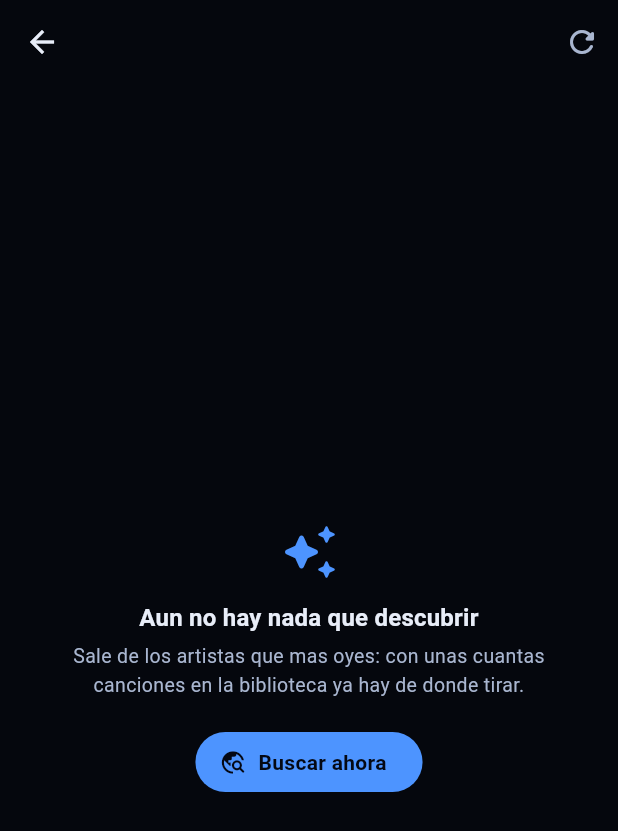
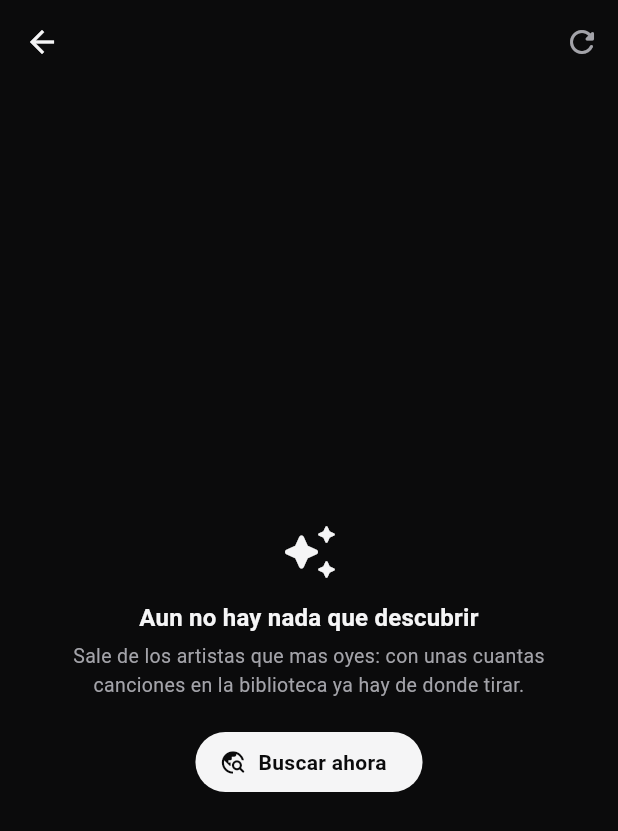
Before and after one commit to Ruben716/descargar-mp3-o-mp4, a Flutter app: the PantallaDescubre screen opened directly, on a phone screen of 412 x 824 dp. Shown: the top 831 px of the screen. Run offline on Flutter 3.47's test engine with Material 3 defaults, Android fonts, the phone set to English and light mode, and no system bars; our stand-ins replace just_audio, just_audio_background, shared_preferences, sqflite, video_player; missing offline and left inert: google_mlkit_translation; accounts and stored records are empty; network calls fail; statements that could not run were skipped; project files that could hold a hidden picture were left out.

Commit message:
Tema Onix: negro y blanco, el color lo ponen las portadas
- tema.dart: grises neutros, acento blanco roto, dorado champan solo para
  el sello de calidad; sin degradados ni brillos azules en los botones.
- Lo que suena se marca con un icono, no con color, y los interruptores
  usan el pulgar oscuro de serie (blanco sobre blanco no se veria).
- Gris tenue, pista y rojo ajustados para el contraste minimo en todas
  las superficies; la prueba del esquema comprueba que es neutro.
- CLAUDE.md: Descubre, portada grande y el tema.

Co-Authored-By: Claude Opus 5.5 <noreply@anthropic.com>
Claude-Session: https://claude.ai/code/session_01HgAzPqzMyDgbtuBYhjZEkH

```diff
--- a/movil/lib/hoja_ajustes.dart
+++ b/movil/lib/hoja_ajustes.dart
@@ -185,7 +185,6 @@ class _HojaAjustesState extends State<HojaAjustes> {
           title: const Text('Caratula oficial'),
           subtitle: const Text('La del disco en vez del fotograma del video'),
           contentPadding: EdgeInsets.zero,
-          activeThumbColor: Tema.acento,
         ),
         SwitchListTile(
           value: _a.porCapitulos,
@@ -193,7 +192,6 @@ class _HojaAjustesState extends State<HojaAjustes> {
           title: const Text('Una pista por capitulo'),
           subtitle: const Text('Un album o un mix entero sale cancion a cancion, si trae capitulos'),
           contentPadding: EdgeInsets.zero,
-          activeThumbColor: Tema.acento,
         ),
       ];
 
@@ -214,7 +212,6 @@ class _HojaAjustesState extends State<HojaAjustes> {
                 'no se puede: elige MP3, FLAC o WAV, o usa Volumen parejo en Ajustes',
       ),
       contentPadding: EdgeInsets.zero,
-      activeThumbColor: Tema.acento,
     );
   }
 
@@ -241,7 +238,6 @@ class _HojaAjustesState extends State<HojaAjustes> {
           title: const Text('Quitar patrocinios'),
           subtitle: const Text('Recorta los segmentos marcados en SponsorBlock'),
           contentPadding: EdgeInsets.zero,
-          activeThumbColor: Tema.acento,
         ),
       ];
 }
--- a/movil/lib/hoja_ecualizador.dart
+++ b/movil/lib/hoja_ecualizador.dart
@@ -108,7 +108,7 @@ class _ParaQueSalida extends StatelessWidget {
           padding: const EdgeInsets.only(top: 2, bottom: 4),
           child: Row(
             children: <Widget>[
-              Icon(icono, size: 18, color: Tema.acentoHielo),
+              Icon(icono, size: 18, color: Tema.acentoClaro),
               const SizedBox(width: 8),
               Expanded(
                 child: Text(
--- a/movil/lib/pantalla_anime.dart
+++ b/movil/lib/pantalla_anime.dart
@@ -77,7 +77,7 @@ class _PantallaAnimeState extends State<PantallaAnime> {
                       gradient: LinearGradient(
                         begin: Alignment.topCenter,
                         end: Alignment.bottomCenter,
-                        colors: <Color>[Color(0x66040814), Color(0x00040814), Tema.fondo],
+                        colors: <Color>[Color(0x660B0B0C), Color(0x000B0B0C), Tema.fondo],
                         stops: <double>[0, 0.45, 1],
                       ),
                     ),
--- a/movil/lib/pantalla_biblioteca.dart
+++ b/movil/lib/pantalla_biblioteca.dart
@@ -738,7 +738,7 @@ class _FilaLista extends StatelessWidget {
                       gradient: Tema.degradado,
                       borderRadius: BorderRadius.circular(14),
                     ),
-                    child: const Icon(Icons.queue_music_rounded, color: Color(0x73040814)),
+                    child: const Icon(Icons.queue_music_rounded, color: Color(0x730B0B0C)),
                   )
                 else
                   PortadaLocal(elemento: pistas.first, lado: 52, radio: 14),
--- a/movil/lib/pantalla_descarga.dart
+++ b/movil/lib/pantalla_descarga.dart
@@ -1442,7 +1442,7 @@ class _Vacio extends StatelessWidget {
                 onPressed: () => irADestino(context, categoriaSinPerdida),
               ),
               ActionChip(
-                avatar: const Icon(Icons.explore_rounded, size: 18, color: Tema.acentoHielo),
+                avatar: const Icon(Icons.explore_rounded, size: 18, color: Tema.acentoClaro),
                 label: const Text('Explorar todo'),
                 onPressed: () => Navigator.of(context).push(
                   MaterialPageRoute<void>(builder: (_) => const PantallaExplorar()),
--- a/movil/lib/pantalla_inicio.dart
+++ b/movil/lib/pantalla_inicio.dart
@@ -420,7 +420,7 @@ class PantallaInicioState extends State<PantallaInicio> {
               gradient: Tema.degradado,
               borderRadius: BorderRadius.circular(28),
             ),
-            child: const Icon(Icons.music_note_rounded, size: 46, color: Color(0x73040814)),
+            child: const Icon(Icons.music_note_rounded, size: 46, color: Color(0x730B0B0C)),
           ),
           const SizedBox(height: 22),
           Text(
--- a/movil/lib/pantalla_pidele.dart
+++ b/movil/lib/pantalla_pidele.dart
@@ -184,7 +184,7 @@ class _PantallaPideleState extends State<PantallaPidele> {
             onSubmitted: _pedir,
             decoration: InputDecoration(
               hintText: 'Que quieres oir?',
-              prefixIcon: const Icon(Icons.auto_awesome_rounded, color: Tema.acentoHielo),
+              prefixIcon: const Icon(Icons.auto_awesome_rounded, color: Tema.acentoClaro),
               suffixIcon: IconButton(
                 tooltip: 'Pedir',
                 icon: const Icon(Icons.arrow_forward_rounded),
--- a/movil/lib/pantalla_previa.dart
+++ b/movil/lib/pantalla_previa.dart
@@ -314,7 +314,7 @@ class _PantallaPreviaState extends State<PantallaPrevia> {
             child: _cargando
                 ? const Padding(
                     padding: EdgeInsets.all(22),
-                    child: CircularProgressIndicator(strokeWidth: 3, color: Color(0x99040814)),
+                    child: CircularProgressIndicator(strokeWidth: 3, color: Color(0x990B0B0C)),
                   )
                 : Icon(
                     sonando ? Icons.pause_rounded : Icons.play_arrow_rounded,
--- a/movil/lib/pantalla_radio.dart
+++ b/movil/lib/pantalla_radio.dart
@@ -281,7 +281,7 @@ class LogoEmisora extends StatelessWidget {
       width: lado,
       height: lado,
       decoration: BoxDecoration(gradient: Tema.degradado, borderRadius: BorderRadius.circular(lado / 4)),
-      child: Icon(Icons.radio_rounded, color: const Color(0x73040814), size: lado / 2),
+      child: Icon(Icons.radio_rounded, color: const Color(0x730B0B0C), size: lado / 2),
     );
     if (!emisora.logo.startsWith('http')) return reserva;
     return ClipRRect(
--- a/movil/lib/reproductor.dart
+++ b/movil/lib/reproductor.dart
@@ -690,7 +690,7 @@ class _MezclaDj extends StatelessWidget {
                         fontSize: 72,
                         fontWeight: FontWeight.w800,
                         color: Colors.white,
-                        shadows: <Shadow>[Shadow(color: Tema.acentoHielo, blurRadius: 28)],
+                        shadows: <Shadow>[Shadow(color: Tema.acentoClaro, blurRadius: 28)],
                       ),
                     ),
                   ),
--- a/movil/lib/secciones_inicio.dart
+++ b/movil/lib/secciones_inicio.dart
@@ -195,7 +195,7 @@ class CuadroIcono extends StatelessWidget {
       width: lado,
       height: lado,
       decoration: BoxDecoration(gradient: Tema.degradado, borderRadius: BorderRadius.circular(radio)),
-      child: Icon(icono, color: const Color(0x73040814), size: lado * 0.32),
+      child: Icon(icono, color: const Color(0x730B0B0C), size: lado * 0.32),
     );
   }
 }
@@ -255,8 +255,8 @@ extension AspectoMix on ClaseMix {
 
   Color get color => switch (this) {
         ClaseMix.diario || ClaseMix.repeticion || ClaseMix.concentrarte => Tema.acento,
-        ClaseMix.redescubre || ClaseMix.moverse || ClaseMix.sesionDj => Tema.acentoHielo,
-        ClaseMix.sinEscuchar || ClaseMix.artista || ClaseMix.tranqui => Tema.azulProfundo,
+        ClaseMix.redescubre || ClaseMix.moverse || ClaseMix.sesionDj => Tema.acentoClaro,
+        ClaseMix.sinEscuchar || ClaseMix.artista || ClaseMix.tranqui => Tema.acentoGris,
       };
 }
 
--- a/movil/lib/tema.dart
+++ b/movil/lib/tema.dart
@@ -1,10 +1,11 @@
 import 'package:flutter/material.dart';
 
-/// Identidad visual de la app: azul electrico sobre negro azulado.
+/// Identidad visual de la app: «Onix», negro y blanco.
 ///
-/// Sigue las ideas de Material 3 Expressive: fondo casi negro para que la
-/// caratula mande, un acento vibrante, formas muy redondeadas y tipografia
-/// con contraste fuerte entre titulo y apoyo. Todos los colores de la app
+/// El color lo ponen las portadas, como en Apple Music o Tidal: la app no
+/// compite con la musica. Un solo acento (el blanco), sin degradados ni
+/// brillos de color, y el dorado suave solo para el sello de calidad. Formas
+/// muy redondeadas y tipografia con contraste fuerte entre titulo y apoyo. Todos los colores de la app
 /// salen de aqui: repetir un hex en cada pantalla es como acabo habiendo tres
 /// rojos distintos para lo mismo.
 class Tema {
@@ -12,78 +13,69 @@ class Tema {
 
   // Superficies: cuanto mas alta, mas clara, como hace Spotify. Asi la
   // profundidad se lee sin sombras grises, que sobre un fondo casi negro solo
-  // ensucian. Todas llevan un poco de azul para que el negro no quede muerto.
-  static const Color fondo = Color(0xFF05070D);
-  static const Color superficie = Color(0xFF0C1322);
-  static const Color superficieAlta = Color(0xFF152036);
-  static const Color superficieMaxima = Color(0xFF1F2C48);
+  // ensucian. Grises neutros, sin tinte: el color es cosa de las portadas.
+  static const Color fondo = Color(0xFF0B0B0C);
+  static const Color superficie = Color(0xFF18181A);
+  static const Color superficieAlta = Color(0xFF232326);
+  static const Color superficieMaxima = Color(0xFF2E2E32);
 
   /// Filetes de 1 px, divisores y la pista apagada del deslizador.
-  static const Color contorno = Color(0xFF2A3A5E);
+  static const Color contorno = Color(0xFF34343A);
 
   /// Pista apagada de deslizadores y barras de progreso. El contorno no
-  /// llegaba al 3:1 que piden los componentes; este da 4,7:1 o mas.
-  static const Color pista = Color(0xFF6B7A9A);
+  /// llegaba al 3:1 que piden los componentes; este da 3,3:1 o mas.
+  static const Color pista = Color(0xFF7E7E85);
 
-  /// El azul de texto e iconos activos.
-  ///
-  /// No es el azul profundo del logo: un azul muy saturado «vibra» sobre negro
-  /// y se queda corto de contraste. Este da AA (4,5:1) en las cuatro
-  /// superficies, incluso en la mas clara.
-  static const Color acento = Color(0xFF4D94FF);
+  /// El acento: blanco roto, para texto e iconos activos y los botones.
+  static const Color acento = Color(0xFFF5F5F6);
 
-  /// Cian hielo: el arranque del degradado de marca y el color de «Me gusta».
-  static const Color acentoHielo = Color(0xFF45C8FF);
+  /// Gris claro: el segundo plano de los iconos de las fichas y los mixes.
+  static const Color acentoClaro = Color(0xFFC9C9CF);
 
-  /// El final del degradado de los botones.
-  static const Color azulProfundo = Color(0xFF3A7BFF);
+  /// Gris medio, para alternar con [acentoClaro] en fichas y mixes.
+  static const Color acentoGris = Color(0xFF8E8E95);
 
-  /// Texto e iconos encima del acento, del degradado, del oro y del rojo.
-  ///
-  /// El blanco sobre el acento o sobre el rojo se queda en 3:1, que no se lee
-  /// bien al sol; esta tinta da 5:1 o mas en todos. Es tambien la del logo.
-  static const Color tinta = Color(0xFF040814);
+  /// Texto e iconos encima del acento, de los grises, del oro y del rojo.
+  static const Color tinta = Color(0xFF0B0B0C);
 
-  static const Color texto = Color(0xFFE8EDF8);
-  static const Color textoSecundario = Color(0xFFA9B6D0);
+  static const Color texto = Color(0xFFF5F5F6);
+  static const Color textoSecundario = Color(0xFFA3A3A9);
 
   /// Para el texto pequenio de apoyo, en lugar de [Colors.white38].
   ///
   /// El blanco al 38 % da 3,5:1 sobre estos fondos y no llega al minimo para
-  /// texto; este gris azulado da 4,6:1 o mas en todas las superficies.
-  static const Color textoTenue = Color(0xFF8896B3);
+  /// texto; este gris da 4,7:1 o mas en todas las superficies.
+  static const Color textoTenue = Color(0xFF98989F);
 
   // Estados. Van aqui y no repetidos por pantallas para que «borrar» sea el
   // mismo rojo en toda la app.
   static const Color exito = Color(0xFF57D9A3);
-  static const Color peligro = Color(0xFFFF5D5D);
+  static const Color peligro = Color(0xFFFF6666);
   static const Color peligroFondo = Color(0xFF4A1717);
 
-  /// Solo para HI-RES, SIN PERDIDA y puntuaciones: es el complementario del
-  /// azul y se reconoce como sello de calidad, como el amarillo de Tidal.
-  static const Color oro = Color(0xFFFFC857);
-  static const Color meGusta = acentoHielo;
+  /// Solo para HI-RES, SIN PERDIDA y puntuaciones: un dorado champan, suave,
+  /// que se reconoce como sello de calidad sin gritar sobre el negro.
+  static const Color oro = Color(0xFFD9C38F);
+  static const Color meGusta = acento;
 
   /// Las dos primeras paradas del velo sobre una portada difuminada.
-  static const Color veloSuave = Color(0xCC05070D);
-  static const Color veloDenso = Color(0xF205070D);
+  static const Color veloSuave = Color(0xCC0B0B0C);
+  static const Color veloDenso = Color(0xF20B0B0C);
 
-  /// Degradado de marca, usado en botones y cabeceras.
+  /// El relleno de los botones principales. Plano a proposito: el degradado
+  /// de color en cada boton era lo que hacia ver la app recargada.
   static const LinearGradient degradado = LinearGradient(
-    colors: <Color>[acentoHielo, azulProfundo],
+    colors: <Color>[acento, acento],
     begin: Alignment.topLeft,
     end: Alignment.bottomRight,
   );
 
-  /// Destello azul arriba a la izquierda, detras de las cabeceras.
-  ///
-  /// Es lo que hace YouTube Music en su Inicio: un poco de color de marca que
-  /// se funde con el negro y da profundidad sin tapar nada. Va tan suave que
-  /// el texto de encima sigue por encima de 14:1.
+  /// Un velo blanquecino apenas visible arriba a la izquierda, detras de las
+  /// cabeceras: da algo de profundidad sin poner color.
   static const RadialGradient resplandor = RadialGradient(
     center: Alignment(-0.6, -1.1),
     radius: 1.2,
-    colors: <Color>[Color(0x244D94FF), Color(0x004D94FF)],
+    colors: <Color>[Color(0x0DFFFFFF), Color(0x00FFFFFF)],
   );
 
   /// Antetitulos como «SONANDO AHORA»: pequenios, en mayusculas y espaciados.
@@ -96,31 +88,30 @@ class Tema {
 
   /// El esquema de color completo, fijado rol a rol.
   ///
-  /// `fromSeed` por si solo no basta: su variante gira el tono del terciario y,
-  /// con una semilla azul, el terciario y sus contenedores salen rosa lila.
-  /// Fijados aqui, todos los roles quedan en azul o cian salvo el rojo del
-  /// error. Tambien hay que fijar `onPrimary`: el que sale de la semilla se
-  /// queda en 4:1 sobre el acento y los botones rellenos lo usan para el texto.
+  /// `fromSeed` por si solo no basta: con una semilla blanca saca tonos al
+  /// azar en el terciario y sus contenedores. Fijados aqui, todos los roles
+  /// quedan en grises salvo el rojo del error. Tambien hay que fijar
+  /// `onPrimary`: los botones rellenos lo usan para el texto sobre el blanco.
   static final ColorScheme esquema = ColorScheme.fromSeed(
     seedColor: acento,
     brightness: Brightness.dark,
   ).copyWith(
     primary: acento,
     onPrimary: tinta,
-    primaryContainer: const Color(0xFF123A80),
-    onPrimaryContainer: const Color(0xFFD6E4FF),
-    secondary: acentoHielo,
+    primaryContainer: const Color(0xFF3A3A40),
+    onPrimaryContainer: texto,
+    secondary: acentoClaro,
     onSecondary: tinta,
-    secondaryContainer: const Color(0xFF173463),
-    onSecondaryContainer: const Color(0xFFD6E4FF),
-    tertiary: acentoHielo,
+    secondaryContainer: const Color(0xFF3A3A40),
+    onSecondaryContainer: texto,
+    tertiary: acentoClaro,
     onTertiary: tinta,
-    tertiaryContainer: const Color(0xFF0E3A52),
-    onTertiaryContainer: const Color(0xFFCDEFFF),
-    tertiaryFixed: const Color(0xFFCDEFFF),
-    tertiaryFixedDim: acentoHielo,
-    onTertiaryFixed: const Color(0xFF001E2C),
-    onTertiaryFixedVariant: const Color(0xFF0E3A52),
+    tertiaryContainer: const Color(0xFF2E2E32),
+    onTertiaryContainer: texto,
+    tertiaryFixed: const Color(0xFFE4E4E7),
+    tertiaryFixedDim: acentoClaro,
+    onTertiaryFixed: tinta,
+    onTertiaryFixedVariant: const Color(0xFF2E2E32),
     error: peligro,
     onError: tinta,
     errorContainer: peligroFondo,
@@ -129,18 +120,28 @@ class Tema {
     onSurface: texto,
     onSurfaceVariant: textoSecundario,
     surfaceDim: fondo,
-    surfaceBright: const Color(0xFF26324F),
-    surfaceContainerLowest: const Color(0xFF020308),
-    surfaceContainerLow: const Color(0xFF090E19),
+    surfaceBright: const Color(0xFF38383D),
+    surfaceContainerLowest: const Color(0xFF050506),
+    surfaceContainerLow: const Color(0xFF121214),
     surfaceContainer: superficie,
     surfaceContainerHigh: superficieAlta,
     surfaceContainerHighest: superficieMaxima,
     outline: pista,
     outlineVariant: contorno,
-    inverseSurface: const Color(0xFFE3EAF8),
+    inverseSurface: const Color(0xFFE9E9EC),
     onInverseSurface: superficie,
-    inversePrimary: const Color(0xFF1F5FD6),
-    surfaceTint: acento,
+    inversePrimary: const Color(0xFF3A3A40),
+    // Sin tinte de elevacion: un blanco sobre cada tarjeta elevada la volveria gris lavado.
+    surfaceTint: Colors.transparent,
+    // Los «fijos» tambien: si no, salen del blanco de la semilla con un tinte.
+    primaryFixed: const Color(0xFFE4E4E7),
+    primaryFixedDim: acentoClaro,
+    onPrimaryFixed: tinta,
+    onPrimaryFixedVariant: const Color(0xFF2E2E32),
+    secondaryFixed: const Color(0xFFE4E4E7),
+    secondaryFixedDim: acentoClaro,
+    onSecondaryFixed: tinta,
+    onSecondaryFixedVariant: const Color(0xFF2E2E32),
   );
 
   static ThemeData construir() {
@@ -186,7 +187,7 @@ class Tema {
       // contenido. Lo que no esta elegido va en el gris tenue, no en blanco.
       navigationBarTheme: NavigationBarThemeData(
         backgroundColor: veloDenso,
-        indicatorColor: acento.withValues(alpha: 0.20),
+        indicatorColor: acento.withValues(alpha: 0.14),
         height: 68,
         iconTheme: WidgetStateProperty.resolveWith(
           (Set<WidgetState> estados) => IconThemeData(
@@ -212,13 +213,13 @@ class Tema {
       progressIndicatorTheme: const ProgressIndicatorThemeData(linearTrackColor: pista),
       // Los interruptores no necesitan tema propio: con onPrimary en tinta y
       // surfaceContainerHighest en superficieMaxima, el de Material 3 ya sale
-      // con pulgar oscuro sobre pista azul, y apagado sobre el azul mas claro.
+      // con pulgar oscuro sobre pista blanca, y apagado sobre el gris.
       // Fijarlos aqui romperia el tinte de la caratula en el ecualizador.
       chipTheme: ChipThemeData(
         shape: RoundedRectangleBorder(borderRadius: BorderRadius.circular(14)),
         // Sin selectedColor: el de Material ya es secondaryContainer, y asi
         // dentro del reproductor sigue el tinte de la caratula.
-        // Un filete en las fichas sin elegir: sin el, sobre el negro azulado
+        // Un filete en las fichas sin elegir: sin el, sobre el negro
         // no se ve donde empieza una y acaba la otra.
         side: WidgetStateBorderSide.resolveWith(
           (Set<WidgetState> estados) => estados.contains(WidgetState.selected)
@@ -250,7 +251,7 @@ class Tema {
       snackBarTheme: SnackBarThemeData(
         backgroundColor: superficieMaxima,
         contentTextStyle: const TextStyle(color: texto, fontSize: 14),
-        actionTextColor: acentoHielo,
+        actionTextColor: acento,
         closeIconColor: textoSecundario,
         behavior: SnackBarBehavior.floating,
         shape: RoundedRectangleBorder(borderRadius: BorderRadius.circular(16)),
@@ -319,18 +320,8 @@ class BotonDegradado extends StatelessWidget {
         decoration: BoxDecoration(
           gradient: Tema.degradado,
           borderRadius: BorderRadius.circular(22),
-          // Un filete blanco muy tenue da al boton aspecto de cristal sobre el
-          // negro, y el brillo azul debajo lo despega del fondo sin sombra gris.
+          // Plano y sin brillo debajo: un halo blanco sobre el negro se ve barato.
           border: Border.all(color: const Color(0x1FFFFFFF)),
-          boxShadow: activo
-              ? <BoxShadow>[
-                  BoxShadow(
-                    color: Tema.acento.withValues(alpha: 0.45),
-                    blurRadius: 28,
-                    offset: const Offset(0, 10),
-                  ),
-                ]
-              : null,
         ),
         child: Material(
           color: Colors.transparent,
```
Also changed, not shown: movil/lib/fila_pista.dart (+15 -3 lines), movil/lib/hoja_cola.dart (+15 -4 lines), movil/lib/pantalla_explorar.dart (+14 -14 lines), 2 other files.
